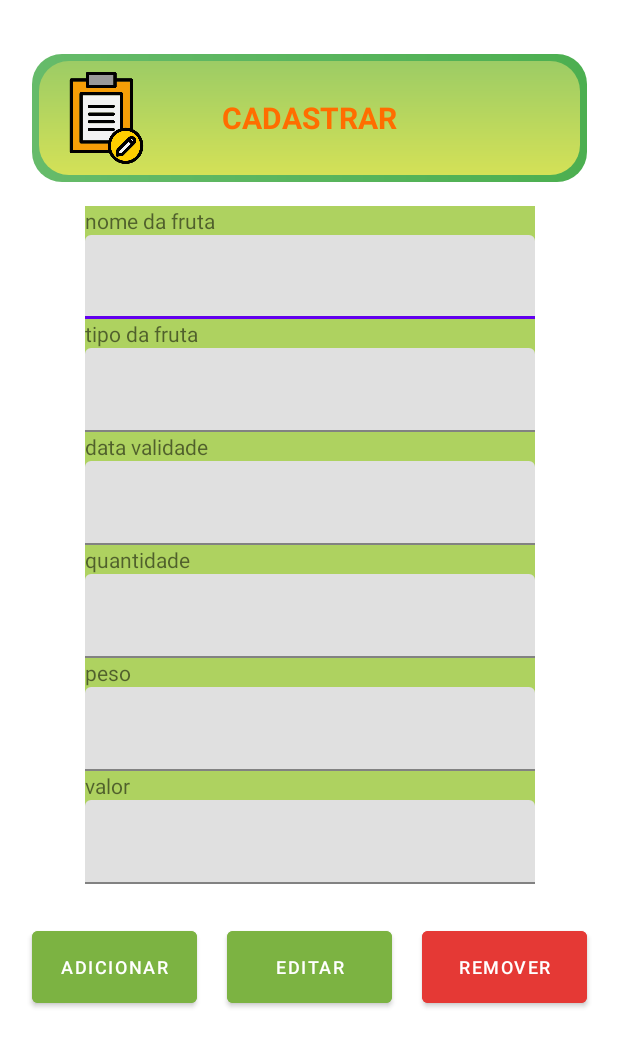
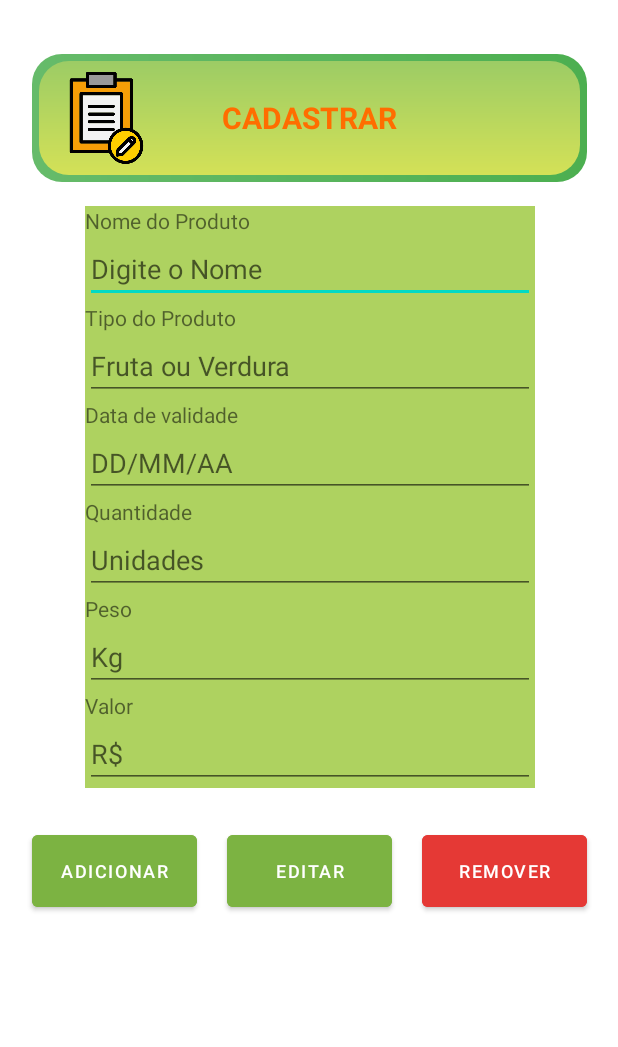
Before and after one commit to RCBaumann/FrutasdoZe, an Android app: the layout cadastro_frutas.xml on its own in the app's theme, with its tools: preview values and no code run, on a phone screen of 412 x 824 dp. Shown: the top 1047 px of the screen. Run offline under Robolectric (Android 15) with nearby library versions, the phone set to English and light mode, and no system bars; Roboto replaces fonts that are not available here.

Commit message:
ajuste campos de text do cadastro

```diff
--- a/app/src/main/res/layout/cadastro_frutas.xml
+++ b/app/src/main/res/layout/cadastro_frutas.xml
@@ -46,94 +46,70 @@
             android:id="@+id/textView2"
             android:layout_width="match_parent"
             android:layout_height="wrap_content"
-            android:text="nome da fruta" />
+            android:text="Nome do Produto" />
 
-        <com.google.android.material.textfield.TextInputLayout
+        <EditText
             android:layout_width="match_parent"
-            android:layout_height="match_parent">
-
-            <com.google.android.material.textfield.TextInputEditText
-                android:layout_width="match_parent"
-                android:layout_height="wrap_content" />
+            android:layout_height="wrap_content"
+            android:hint="Digite o Nome"/>
 
             <TextView
                 android:id="@+id/textView3"
                 android:layout_width="match_parent"
                 android:layout_height="wrap_content"
-                android:text="tipo da fruta" />
+                android:text="Tipo do Produto" />
 
-            <com.google.android.material.textfield.TextInputLayout
-                android:layout_width="match_parent"
-                android:layout_height="match_parent">
-
-                <com.google.android.material.textfield.TextInputEditText
+                <EditText
                     android:layout_width="match_parent"
-                    android:layout_height="wrap_content" />
+                    android:layout_height="wrap_content"
+                    android:hint="Fruta ou Verdura"/>
 
                 <TextView
                     android:id="@+id/textView8"
                     android:layout_width="match_parent"
                     android:layout_height="wrap_content"
-                    android:text="data validade" />
+                    android:text="Data de validade" />
 
-                <com.google.android.material.textfield.TextInputLayout
-                    android:layout_width="match_parent"
-                    android:layout_height="match_parent">
-
-                    <com.google.android.material.textfield.TextInputEditText
+                    <EditText
                         android:layout_width="match_parent"
-                        android:layout_height="wrap_content" />
+                        android:layout_height="wrap_content"
+                        android:hint="DD/MM/AA"/>
 
                     <TextView
                         android:id="@+id/textView9"
                         android:layout_width="match_parent"
                         android:layout_height="wrap_content"
-                        android:text="quantidade" />
+                        android:text="Quantidade" />
 
-                    <com.google.android.material.textfield.TextInputLayout
-                        android:layout_width="match_parent"
-                        android:layout_height="match_parent">
-
-                        <com.google.android.material.textfield.TextInputEditText
+                        <EditText
                             android:layout_width="match_parent"
-                            android:layout_height="wrap_content" />
+                            android:layout_height="wrap_content"
+                            android:hint="Unidades"/>
 
                         <TextView
                             android:id="@+id/textView10"
                             android:layout_width="match_parent"
                             android:layout_height="wrap_content"
-                            android:text="peso" />
+                            android:text="Peso" />
 
-                        <com.google.android.material.textfield.TextInputLayout
-                            android:layout_width="match_parent"
-                            android:layout_height="match_parent">
-
-                            <com.google.android.material.textfield.TextInputEditText
+                            <EditText
                                 android:layout_width="match_parent"
-                                android:layout_height="wrap_content" />
+                                android:layout_height="wrap_content"
+                                android:hint="Kg"/>
 
                             <TextView
                                 android:id="@+id/textView11"
                                 android:layout_width="match_parent"
                                 android:layout_height="wrap_content"
-                                android:text="valor" />
-
-                            <com.google.android.material.textfield.TextInputLayout
-                                android:layout_width="match_parent"
-                                android:layout_height="match_parent">
-
-                                <com.google.android.material.textfield.TextInputEditText
-                                    android:layout_width="match_parent"
-                                    android:layout_height="wrap_content" />
+                                android:text="Valor" />
 
 
-                            </com.google.android.material.textfield.TextInputLayout>
-                        </com.google.android.material.textfield.TextInputLayout>
-                    </com.google.android.material.textfield.TextInputLayout>
-                </com.google.android.material.textfield.TextInputLayout>
-            </com.google.android.material.textfield.TextInputLayout>
+                                <EditText
+                                    android:layout_width="match_parent"
+                                    android:layout_height="wrap_content"
+                                    android:hint="R$"/>
 
-        </com.google.android.material.textfield.TextInputLayout>
+
 
 
     </LinearLayout>
```
